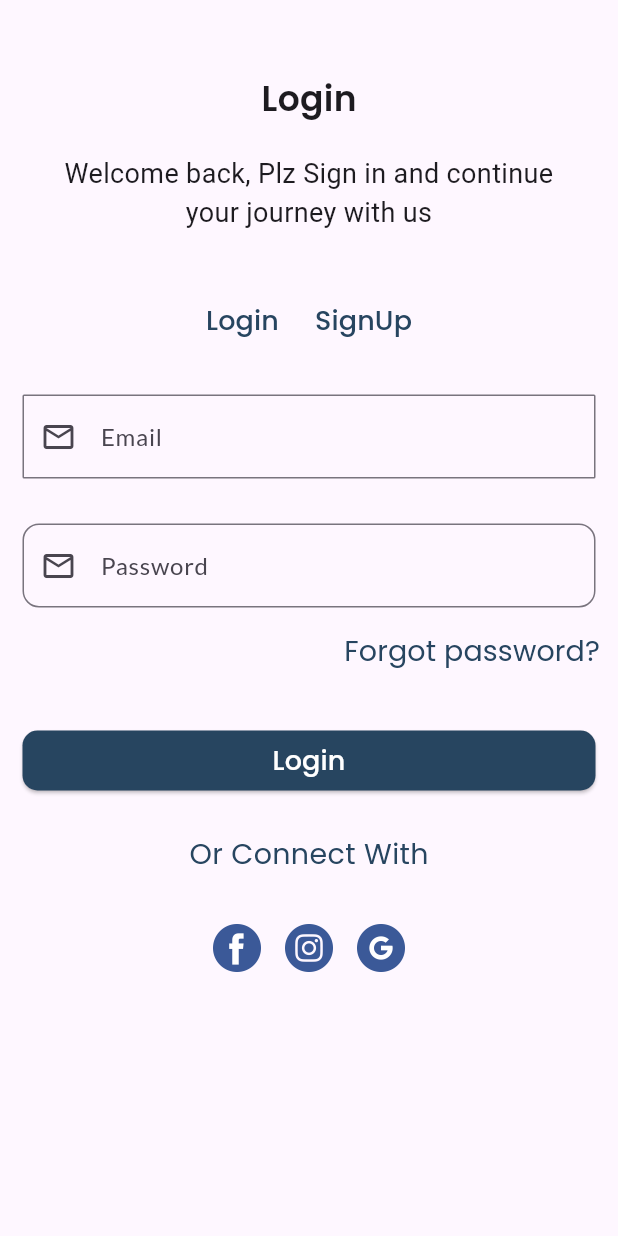
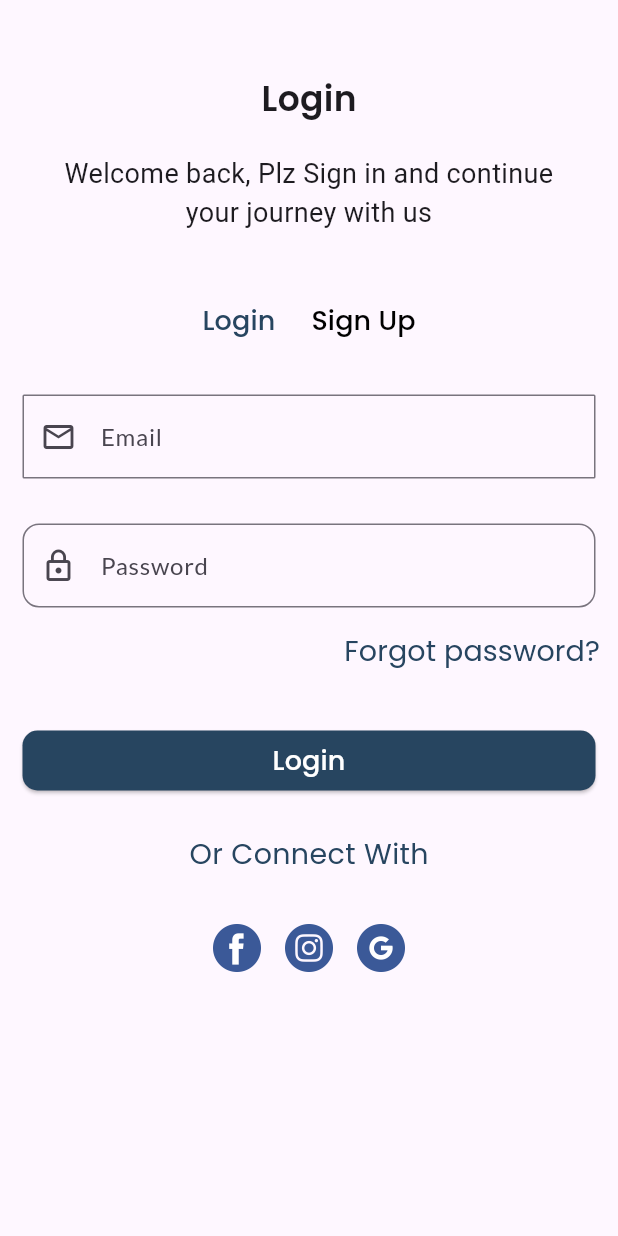
Before and after one commit to singh-that-codes/eventmingle, a Flutter app: the screen it shows after launch, after a tap on "Get Started", on a phone screen of 412 x 824 dp. Run offline on Flutter 3.47's test engine with Material 3 defaults, Android fonts, the light colour scheme and no system bars; our stand-ins replace google_fonts.

Commit message:
UI Bug - SignUp form FIXED

```diff
--- a/lib/views/login_screen.dart
+++ b/lib/views/login_screen.dart
@@ -2,13 +2,16 @@ import 'package:flutter/material.dart';
 import 'package:google_fonts/google_fonts.dart';
 
 class LoginPage extends StatefulWidget {
-  const LoginPage({super.key});
+  const LoginPage({Key? key});
 
   @override
   State<LoginPage> createState() => _LoginPageState();
 }
 
 class _LoginPageState extends State<LoginPage> {
+  bool isLoginForm = true; // true for login, false for signup
+  TextEditingController reenterPasswordController = TextEditingController();
+
   @override
   Widget build(BuildContext context) {
     return SafeArea(
@@ -17,28 +20,33 @@ class _LoginPageState extends State<LoginPage> {
           mainAxisAlignment: MainAxisAlignment.start,
           crossAxisAlignment: CrossAxisAlignment.center,
           children: [
-          SizedBox(height: 50,),
+            SizedBox(
+              height: 50,
+            ),
             Text(
-            "Login",
+              isLoginForm ? "Login" : "Sign Up",
               style: GoogleFonts.poppins(
                 textStyle: const TextStyle(
                   fontSize: 23,
                   fontWeight: FontWeight.w600,
-            )
-            )
                 ),
-            SizedBox(height: 20,),
+              ),
+            ),
+            SizedBox(
+              height: 20,
+            ),
             Padding(
               padding: const EdgeInsets.only(left: 25, right: 25),
               child: Text(
-              "Welcome back, Plz Sign in and continue your journey with us",
+                isLoginForm
+                    ? "Welcome back, Plz Sign in and continue your journey with us"
+                    : "Create an account to get started",
                 textAlign: TextAlign.center,
                 style: GoogleFonts.roboto(
                     textStyle: const TextStyle(
                   fontSize: 18,
                   fontWeight: FontWeight.w400,
-              )
-              )
+                )),
               ),
             ),
             const SizedBox(
@@ -48,28 +56,36 @@ class _LoginPageState extends State<LoginPage> {
               mainAxisAlignment: MainAxisAlignment.center,
               children: [
                 TextButton(
-
-                onPressed: () {},
+                  onPressed: () {
+                    setState(() {
+                      isLoginForm = true;
+                    });
+                  },
                   child: Text(
                     "Login",
                     style: GoogleFonts.poppins(
-                    color: Color(0xff274560),
+                        color: isLoginForm ? Color(0xff274560) : Colors.black,
                         textStyle: const TextStyle(
                           fontSize: 18,
-                    fontWeight: FontWeight.w500,)
-                  )
+                          fontWeight: FontWeight.w500,
+                        )),
                   ),
                 ),
                 TextButton(
-              onPressed: () {},
+                  onPressed: () {
+                    setState(() {
+                      isLoginForm = false;
+                    });
+                  },
                   child: Text(
-                "SignUp",
+                    "Sign Up",
                     style: GoogleFonts.poppins(
+                        color: isLoginForm ? Colors.black : Color(0xff274560),
                         textStyle: const TextStyle(
-                    color: Color(0xff274560),
                           fontSize: 18,
                           fontWeight: FontWeight.w500,
-                  ))),
+                        )),
+                  ),
                 ),
               ],
             ),
@@ -95,12 +111,29 @@ class _LoginPageState extends State<LoginPage> {
               padding: const EdgeInsets.only(top: 15, left: 15, right: 15),
               child: TextField(
                 decoration: InputDecoration(
-              prefixIcon: Icon(Icons.email_outlined),
+                  prefixIcon: Icon(Icons.lock_outline),
                   hintText: "Password",
                   border: OutlineInputBorder(
                     borderRadius: BorderRadius.circular(11.0),
                   ),
                 ),
+                obscureText: true,
+              ),
+            ),
+            // Additional Reenter Password field for signup
+            if (!isLoginForm)
+              Padding(
+                padding: const EdgeInsets.only(top: 15, left: 15, right: 15),
+                child: TextField(
+                  controller: reenterPasswordController,
+                  decoration: InputDecoration(
+                    prefixIcon: Icon(Icons.lock_outline),
+                    hintText: "Reenter Password",
+                    border: OutlineInputBorder(
+                      borderRadius: BorderRadius.circular(11.0),
+                    ),
+                  ),
+                  obscureText: true,
                 ),
               ),
             const SizedBox(
@@ -114,10 +147,9 @@ class _LoginPageState extends State<LoginPage> {
                   style: GoogleFonts.poppins(
                       fontSize: 19,
                       fontWeight: FontWeight.w400,
-                color: Color(0xff274560)
-              )
+                      color: Color(0xff274560)),
                 ),
-          onPressed: (){},
+                onPressed: () {},
               ),
             ),
             const SizedBox(
@@ -127,21 +159,50 @@ class _LoginPageState extends State<LoginPage> {
               padding: EdgeInsets.symmetric(horizontal: 15),
               width: double.infinity,
               child: ElevatedButton(
-            onPressed: () {},
+                onPressed: () {
+                  // Add logic for login or signup based on isLoginForm
+                  if (isLoginForm) {
+                    // Login logic
+                  } else {
+                    // Signup logic
+                    String password = // Get password from the password field
+                        reenterPasswordController.text;
+
+                    if (validatePassword(password)) {
+                      // Passwords match, continue with signup
+                    } else {
+                      // Passwords do not match, show an error
+                      showDialog(
+                        context: context,
+                        builder: (context) => AlertDialog(
+                          title: Text("Error"),
+                          content: Text("Passwords do not match."),
+                          actions: [
+                            TextButton(
+                              onPressed: () {
+                                Navigator.pop(context);
+                              },
+                              child: Text("OK"),
+                            ),
+                          ],
+                        ),
+                      );
+                    }
+                  }
+                },
                 style: ButtonStyle(
                   alignment: Alignment.center,
                   backgroundColor:
-                  MaterialStateProperty.all<Color>(Color(0xFF274560)
-              ),
+                      MaterialStateProperty.all<Color>(Color(0xFF274560)),
                   shape: MaterialStateProperty.all<OutlinedBorder>(
                     RoundedRectangleBorder(
-                  borderRadius:
-                      BorderRadius.circular(10.0), // Adjust the radius as needed
+                      borderRadius: BorderRadius.circular(
+                          10.0), // Adjust the radius as needed
                     ),
                   ),
                 ),
                 child: Text(
-              "Login",
+                  isLoginForm ? "Login" : "Sign Up",
                   textAlign: TextAlign.center,
                   style: GoogleFonts.poppins(
                     fontSize: 18,
@@ -152,37 +213,36 @@ class _LoginPageState extends State<LoginPage> {
               ),
             ),
             const SizedBox(height: 25),
-        Text(
-          "Or Connect With",
+            Text("Or Connect With",
                 style: GoogleFonts.poppins(
                     fontSize: 19,
                     fontWeight: FontWeight.w400,
-                color: Color(0xff274560))
+                    color: Color(0xff274560))),
+            const SizedBox(
+              height: 25,
             ),
-        const SizedBox(height: 25,),
             Container(
               height: 48,
               child: Row(
                 mainAxisAlignment: MainAxisAlignment.center,
                 children: [
                   IconButton(
-                onPressed: (){},
-                icon: Image.asset('assets/fb.png')
-              ),
+                      onPressed: () {}, icon: Image.asset('assets/fb.png')),
                   IconButton(
-                onPressed: (){},
-                icon: Image.asset('assets/insta.png')
-              ),
+                      onPressed: () {}, icon: Image.asset('assets/insta.png')),
                   IconButton(
-                onPressed: () {},
-                icon: Image.asset('assets/google.png')
-              ),
+                      onPressed: () {}, icon: Image.asset('assets/google.png')),
                 ],
               ),
             )
           ],
-      )
-      )
+        ),
+      ),
     );
   }
+
+  // Password validation logic
+  bool validatePassword(String password) {
+    return password == reenterPasswordController.text;
   }
+}
```
Lines whose indentation alone changed are shown as unchanged.
